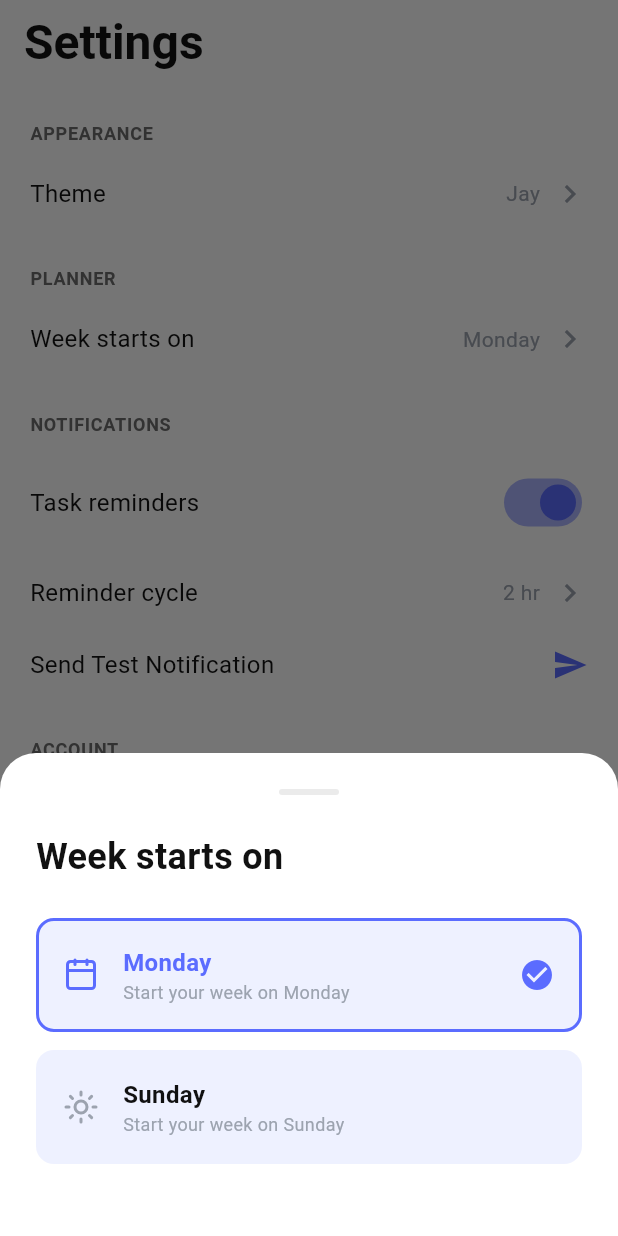
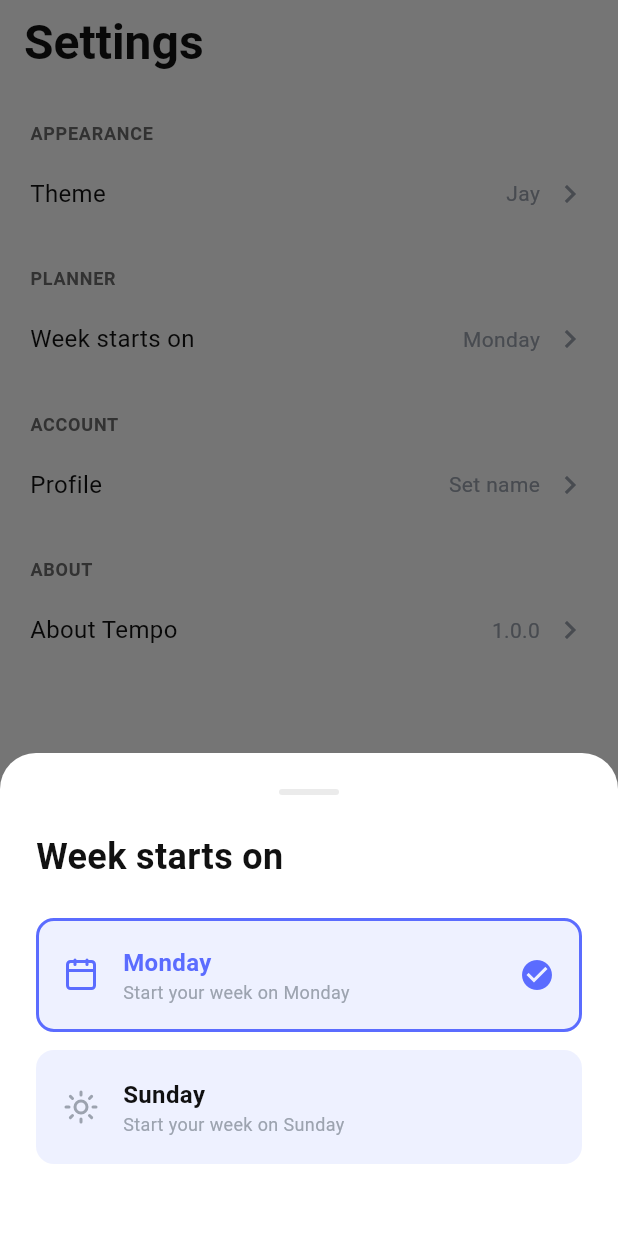
Before and after one commit to SayedAfrasS/Tempo, a Flutter app: the screen it shows after launch, item 3 of the bottom bar chosen, after a tap on "Week starts on", on a phone screen of 412 x 824 dp. Run offline on Flutter 3.47's test engine with Material 3 defaults, Android fonts, the phone set to English and light mode, and no system bars; our stand-ins replace lucide_icons, shared_preferences.

Commit message:
remove notification functionality

```diff
--- a/lib/core/services/notification_service.dart
+++ /dev/null
@@ -1,155 +0,0 @@
-import 'package:flutter_local_notifications/flutter_local_notifications.dart';
-import 'package:flutter_timezone/flutter_timezone.dart';
-import 'package:intl/intl.dart';
-import 'package:timezone/data/latest.dart' as tz_data;
-import 'package:timezone/timezone.dart' as tz;
-import '../../models/task.dart';
-
-class NotificationService {
-  NotificationService._();
-  static final NotificationService instance = NotificationService._();
-
-  final FlutterLocalNotificationsPlugin _plugin = FlutterLocalNotificationsPlugin();
-
-  bool _enabled = true;
-  int _cycleHours = 2;
-  bool _initialized = false;
-
-  void configure({required bool enabled, required int cycleHours}) {
-    final wasEnabled = _enabled;
-    _enabled = enabled;
-    _cycleHours = cycleHours;
-    if (!enabled && wasEnabled) {
-      cancelAll();
-    }
-  }
-
-  Future<void> init() async {
-    if (_initialized) return;
-
-    tz_data.initializeTimeZones();
-    try {
-      final TimezoneInfo timeZoneInfo = await FlutterTimezone.getLocalTimezone();
-      tz.setLocalLocation(tz.getLocation(timeZoneInfo.identifier));
-    } catch (_) {
-      tz.setLocalLocation(tz.getLocation('UTC'));
-    }
-
-    const AndroidInitializationSettings androidSettings =
-        AndroidInitializationSettings('@mipmap/ic_launcher');
-    const DarwinInitializationSettings iosSettings =
-        DarwinInitializationSettings();
-
-    await _plugin.initialize(
-      settings: const InitializationSettings(android: androidSettings, iOS: iosSettings),
-    );
-
-    final AndroidFlutterLocalNotificationsPlugin? android =
-        _plugin.resolvePlatformSpecificImplementation<
-            AndroidFlutterLocalNotificationsPlugin>();
-    await android?.requestNotificationsPermission();
-
-    _initialized = true;
-  }
-
-  int _baseId(Task task) {
-    final String id = task.id;
-    final String digits = id.length > 7 ? id.substring(id.length - 7) : id;
-    return int.tryParse(digits) ?? digits.hashCode.abs() % 1000000;
-  }
-
-  DateTime _taskDateTime(Task task) {
-    final DateTime day = task.date;
-    DateTime dt = DateTime(day.year, day.month, day.day, 9, 0);
-    if (task.time != null && task.time!.isNotEmpty) {
-      try {
-        // 🎯 FIX: Added 'en_US' locale so "AM/PM" always parses correctly regardless of phone language
-        final DateTime parsed = DateFormat('h:mm a', 'en_US').parse(task.time!);
-        dt = DateTime(day.year, day.month, day.day, parsed.hour, parsed.minute);
-      } catch (e) {
-        print('Error parsing time: $e');
-      }
-    }
-    return dt;
-  }
-
-  Future<void> scheduleForTask(Task task) async {
-    if (!_initialized || !_enabled || task.isCompleted) {
-      await cancelForTask(task);
-      return;
-    }
-
-    await cancelForTask(task);
-
-    final DateTime first = _taskDateTime(task);
-    final DateTime dayEnd = DateTime(first.year, first.month, first.day, 22, 0);
-
-    final List<DateTime> times = [first];
-    DateTime next = first;
-    while (times.length < 4) {
-      next = next.add(Duration(hours: _cycleHours));
-      if (next.isAfter(dayEnd)) break;
-      times.add(next);
-    }
-
-    for (int i = 0; i < times.length; i++) {
-      final DateTime when = times[i];
-      if (!when.isAfter(DateTime.now())) continue;
-
-      await _plugin.zonedSchedule(
-        id: _baseId(task) + i,
-        title: i == 0 ? 'Task due now' : 'Still pending',
-        body: i == 0 ? task.title : '${task.title} — don\'t forget!',
-        scheduledDate: tz.TZDateTime.from(when, tz.local),
-        notificationDetails: const NotificationDetails(
-          android: AndroidNotificationDetails(
-            'weekflow_tasks',
-            'Task reminders',
-            channelDescription: 'Reminders for your scheduled tasks',
-            importance: Importance.high,
-            priority: Priority.high,
-          ),
-        ),
-        androidScheduleMode: AndroidScheduleMode.inexactAllowWhileIdle,
-      );
-    }
-  }
-
-  Future<void> cancelForTask(Task task) async {
-    final int base = _baseId(task);
-    for (int i = 0; i < 4; i++) {
-      await _plugin.cancel(id: base + i);
-    }
-  }
-
-  Future<void> scheduleAll(List<Task> tasks) async {
-    if (!_enabled || !_initialized) return;
-    for (final t in tasks) {
-      await scheduleForTask(t);
-    }
-  }
-
-  Future<void> cancelAll() async {
-    await _plugin.cancelAll();
-  }
-
-  // 🎯 NEW: Test Notification Method
-    Future<void> showTestNotification() async {
-      if (!_initialized) await init();
-
-      // FIX: Added named arguments (id:, title:, body:, notificationDetails:)
-      await _plugin.show(
-        id: 9999,
-        title: 'Tempo Notifications Work!',
-        body: 'If you see this, the notification system is perfectly set up.',
-        notificationDetails: const NotificationDetails(
-          android: AndroidNotificationDetails(
-            'weekflow_tests',
-            'Test notifications',
-            importance: Importance.max,
-            priority: Priority.high,
-          ),
-        ),
-      );
-    }
-}
--- a/lib/features/settings/presentation/settings_screen.dart
+++ b/lib/features/settings/presentation/settings_screen.dart
@@ -1,7 +1,6 @@
 import 'package:flutter/material.dart';
 import 'package:provider/provider.dart';
 import '../../../core/theme/app_theme.dart';
-import '../../../core/services/notification_service.dart';
 import '../../../providers/settings_provider.dart';
 import '../../../shared/widgets/settings_tile.dart';
 import '../../../shared/widgets/theme_picker_bottom_sheet.dart';
@@ -13,7 +12,6 @@ class SettingsScreen extends StatelessWidget {
   @override
   Widget build(BuildContext context) {
     final ext = Theme.of(context).extension<AppThemeExtension>()!;
-    final primary = Theme.of(context).primaryColor; // <-- ADDED THIS
 
     return Scaffold(
       backgroundColor: ext.background,
@@ -49,32 +47,6 @@ class SettingsScreen extends StatelessWidget {
                 ),
                 onTap: () => _showSheet(context, const WeekStartPickerSheet()),
               ),
-
-              // NOTIFICATIONS
-              const SettingsSectionHeader(title: 'NOTIFICATIONS'),
-              SettingsTile(
-                title: 'Task reminders',
-                trailing: Switch(
-                  value: settings.taskReminders,
-                  onChanged: settings.setTaskReminders,
-                ),
-              ),
-              if (settings.taskReminders)
-                SettingsTile(
-                  title: 'Reminder cycle',
-                  trailing: _trailingText(context, _cycleName(settings.reminderCycle)),
-                  onTap: () => _showSheet(context, const ReminderCyclePickerSheet()),
-                ),
-
-              // 🎯 ADDED TEST BUTTON HERE
-              if (settings.taskReminders)
-                SettingsTile(
-                  title: 'Send Test Notification',
-                  trailing: Icon(Icons.send, color: primary),
-                  onTap: () async {
-                    await NotificationService.instance.showTestNotification();
-                  },
-                ),
 
               // ACCOUNT
               const SettingsSectionHeader(title: 'ACCOUNT'),
@@ -122,17 +94,4 @@ class SettingsScreen extends StatelessWidget {
       builder: (_) => child,
     );
   }
-
-  String _cycleName(ReminderCycle cycle) {
-    switch (cycle) {
-      case ReminderCycle.hours2:
-        return '2 hr';
-      case ReminderCycle.hours4:
-        return '4 hr';
-      case ReminderCycle.hours6:
-        return '6 hr';
-      case ReminderCycle.hours8:
-        return '8 hr';
-    }
-  }
 }
--- a/lib/main.dart
+++ b/lib/main.dart
@@ -1,14 +1,11 @@
 import 'package:flutter/material.dart';
 import 'package:provider/provider.dart';
 import 'core/theme/app_theme.dart';
-import 'core/services/notification_service.dart';
 import 'providers/task_provider.dart';
 import 'providers/settings_provider.dart';
 import 'shared/navigation/bottom_nav_bar.dart';
 
-Future<void> main() async {
-  WidgetsFlutterBinding.ensureInitialized();
-  await NotificationService.instance.init(); // Start notifications before the app runs
+void main() {
   runApp(const WeekFlowApp());
 }
 
@@ -31,7 +28,7 @@ class WeekFlowApp extends StatelessWidget {
           }
 
           return MaterialApp(
-            title: 'WeekFlow',
+            title: 'Tempo',
             debugShowCheckedModeBanner: false,
             theme: AppTheme.getTheme(settingsProvider.theme),
             home: const BottomNavBar(),
--- a/lib/models/task.dart
+++ b/lib/models/task.dart
@@ -3,35 +3,29 @@ class Task {
   final String title;
   final bool isCompleted;
   final DateTime date;
-  final String? time;
 
   Task({
     required this.id,
     required this.title,
     this.isCompleted = false,
     required this.date,
-    this.time,
   });
 
-  // Convert Task to JSON for saving
   Map<String, dynamic> toJson() {
     return {
       'id': id,
       'title': title,
       'isCompleted': isCompleted,
       'date': date.toIso8601String(),
-      'time': time,
     };
   }
 
-  // Convert JSON back to Task when loading
   factory Task.fromJson(Map<String, dynamic> json) {
     return Task(
       id: json['id'],
       title: json['title'],
       isCompleted: json['isCompleted'],
       date: DateTime.parse(json['date']),
-      time: json['time'],
     );
   }
 
@@ -40,14 +34,12 @@ class Task {
     String? title,
     bool? isCompleted,
     DateTime? date,
-    String? time,
   }) {
     return Task(
       id: id ?? this.id,
       title: title ?? this.title,
       isCompleted: isCompleted ?? this.isCompleted,
       date: date ?? this.date,
-      time: time ?? this.time,
     );
   }
 }
--- a/lib/providers/settings_provider.dart
+++ b/lib/providers/settings_provider.dart
@@ -1,35 +1,17 @@
 import 'package:flutter/material.dart';
 import 'package:shared_preferences/shared_preferences.dart';
 import '../core/theme/app_theme.dart';
-import '../core/services/notification_service.dart';
-import '../models/task.dart';
 
 class SettingsProvider with ChangeNotifier {
-  // Hook so we can reschedule notifications when settings change
-  static List<Task> Function()? tasksProvider;
-
   WeekFlowTheme _theme = AppThemes.jay;
   WeekStart _weekStartsOn = WeekStart.monday;
-  bool _taskReminders = true;
-  ReminderCycle _reminderCycle = ReminderCycle.hours2;
   String _userName = '';
   bool _isLoaded = false;
 
   bool get isLoaded => _isLoaded;
   WeekFlowTheme get theme => _theme;
   WeekStart get weekStartsOn => _weekStartsOn;
-  bool get taskReminders => _taskReminders;
-  ReminderCycle get reminderCycle => _reminderCycle;
   String get userName => _userName;
-
-  int get reminderCycleHours {
-    switch (_reminderCycle) {
-      case ReminderCycle.hours2: return 2;
-      case ReminderCycle.hours4: return 4;
-      case ReminderCycle.hours6: return 6;
-      case ReminderCycle.hours8: return 8;
-    }
-  }
 
   SettingsProvider() {
     _loadSettings();
@@ -47,18 +29,7 @@ class SettingsProvider with ChangeNotifier {
     final weekIndex = prefs.getInt('week_starts_on') ?? 0;
     _weekStartsOn = WeekStart.values[weekIndex];
 
-    _taskReminders = prefs.getBool('task_reminders') ?? true;
-
-    final cycleIndex = prefs.getInt('reminder_cycle') ?? 0;
-    _reminderCycle = ReminderCycle.values[cycleIndex];
-
     _userName = prefs.getString('user_name') ?? '';
-
-    // Sync notification service with saved settings
-    NotificationService.instance.configure(
-      enabled: _taskReminders,
-      cycleHours: reminderCycleHours,
-    );
 
     _isLoaded = true;
     notifyListeners();
@@ -68,8 +39,6 @@ class SettingsProvider with ChangeNotifier {
     final prefs = await SharedPreferences.getInstance();
     await prefs.setString('theme_id', _theme.id);
     await prefs.setInt('week_starts_on', _weekStartsOn.index);
-    await prefs.setBool('task_reminders', _taskReminders);
-    await prefs.setInt('reminder_cycle', _reminderCycle.index);
     await prefs.setString('user_name', _userName);
   }
 
@@ -85,25 +54,6 @@ class SettingsProvider with ChangeNotifier {
     notifyListeners();
   }
 
-  void setTaskReminders(bool value) {
-    _taskReminders = value;
-    NotificationService.instance.configure(enabled: value, cycleHours: reminderCycleHours);
-    if (value) {
-      // Re-schedule all tasks when turning reminders back ON
-      NotificationService.instance.scheduleAll(tasksProvider?.call() ?? []);
-    }
-    _saveSettings();
-    notifyListeners();
-  }
-
-  void setReminderCycle(ReminderCycle cycle) {
-    _reminderCycle = cycle;
-    NotificationService.instance.configure(enabled: _taskReminders, cycleHours: reminderCycleHours);
-    NotificationService.instance.scheduleAll(tasksProvider?.call() ?? []);
-    _saveSettings();
-    notifyListeners();
-  }
-
   void setUserName(String name) {
     _userName = name;
     _saveSettings();
@@ -112,5 +62,3 @@ class SettingsProvider with ChangeNotifier {
 }
 
 enum WeekStart { monday, sunday }
-
-enum ReminderCycle { hours2, hours4, hours6, hours8 }
--- a/lib/providers/task_provider.dart
+++ b/lib/providers/task_provider.dart
@@ -3,8 +3,6 @@ import 'package:shared_preferences/shared_preferences.dart';
 import 'dart:convert';
 import '../models/task.dart';
 import '../core/utils/date_utils.dart';
-import '../core/services/notification_service.dart';
-import 'settings_provider.dart';
 
 class TaskProvider with ChangeNotifier {
   List<Task> _tasks = [];
@@ -14,8 +12,6 @@ class TaskProvider with ChangeNotifier {
   List<Task> get tasks => _tasks;
 
   TaskProvider() {
-    // Let SettingsProvider reschedule notifications when settings change
-    SettingsProvider.tasksProvider = () => _tasks;
     _loadTasks();
   }
 
@@ -26,8 +22,6 @@ class TaskProvider with ChangeNotifier {
       final List<dynamic> tasksJson = jsonDecode(tasksString);
       _tasks = tasksJson.map((json) => Task.fromJson(json)).toList();
     }
-    // Schedule reminders for existing tasks on startup
-    await NotificationService.instance.scheduleAll(_tasks);
     _isLoaded = true;
     notifyListeners();
   }
@@ -70,7 +64,6 @@ class TaskProvider with ChangeNotifier {
       _tasks[index] = _tasks[index].copyWith(
         isCompleted: !_tasks[index].isCompleted,
       );
-      NotificationService.instance.scheduleForTask(_tasks[index]); // Cancel if done, reschedule if undone
       _saveTasks();
       notifyListeners();
     }
@@ -78,28 +71,23 @@ class TaskProvider with ChangeNotifier {
 
   void addTask(Task task) {
     _tasks.add(task);
-    NotificationService.instance.scheduleForTask(task);
     _saveTasks();
     notifyListeners();
   }
 
-  void updateTask(String taskId, {String? title, DateTime? date, String? time}) {
+  void updateTask(String taskId, {String? title, DateTime? date}) {
     final index = _tasks.indexWhere((task) => task.id == taskId);
     if (index != -1) {
       _tasks[index] = _tasks[index].copyWith(
         title: title ?? _tasks[index].title,
         date: date ?? _tasks[index].date,
-        time: time ?? _tasks[index].time,
       );
-      NotificationService.instance.scheduleForTask(_tasks[index]);
       _saveTasks();
       notifyListeners();
     }
   }
 
   void deleteTask(String taskId) {
-    final task = _tasks.firstWhere((t) => t.id == taskId);
-    NotificationService.instance.cancelForTask(task);
     _tasks.removeWhere((task) => task.id == taskId);
     _saveTasks();
     notifyListeners();
--- a/pubspec.yaml
+++ b/pubspec.yaml
@@ -14,9 +14,6 @@ dependencies:
   intl: ^0.19.0
   lucide_icons: 0.257.0  # <-- Changed from lucide_icons_flutter
   shared_preferences: ^2.5.5
-  flutter_local_notifications: ^20.1.0
-  timezone: ^0.10.1
-  flutter_timezone: ^5.1.0
 
 dev_dependencies:
   flutter_test:
```
Also changed, not shown: lib/shared/widgets/settings_sheets.dart (+0 -59 lines), lib/shared/widgets/task_bottom_sheet.dart (+0 -55 lines), 1 other file.
